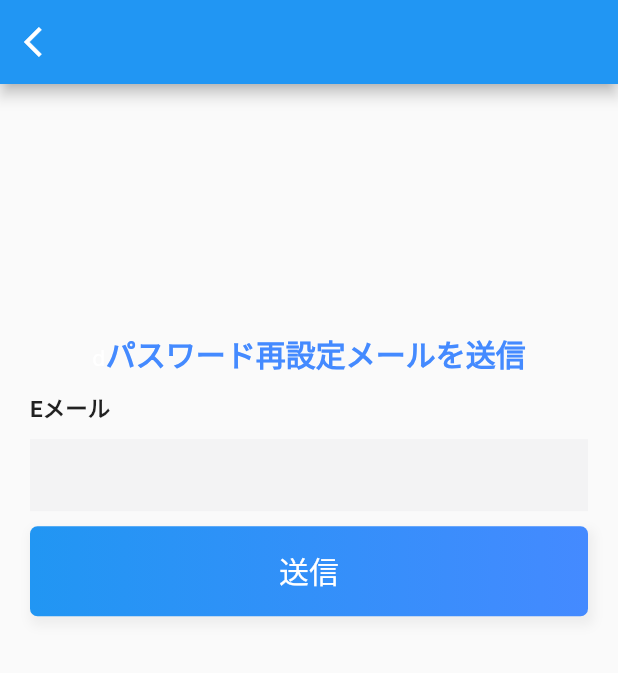
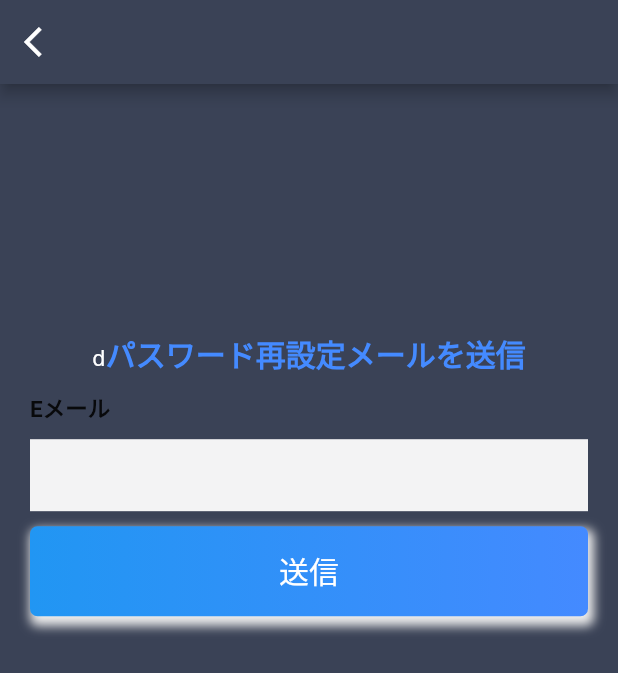
Before and after one commit to hqmutaro/Nocia, a Flutter app: the ResetPasswordPage screen opened directly, on a phone screen of 412 x 824 dp. Shown: the top 673 px of the screen. Run offline on Flutter 3.47's test engine with Material 2 defaults, Android fonts, the phone set to English and light mode, and no system bars; our stand-ins replace cloud_firestore, firebase_auth, firebase_core, flutter_signin_button, fluttertoast, freezed_annotation and 4 more; missing offline and left inert: flutter_inappwebview, flutter_state_notifier, match, webfeed; accounts and stored records are empty.

Commit message:
add color theme

```diff
--- a/lib/presentation/app.dart
+++ b/lib/presentation/app.dart
@@ -1,6 +1,7 @@
 import 'package:flutter/material.dart';
 
 import 'package:nocia/presentation/auth/auth_check.dart';
+import 'package:nocia/presentation/nocia_theme.dart';
 
 class App extends StatelessWidget {
   const App();
@@ -9,7 +10,8 @@ class App extends StatelessWidget {
   Widget build(BuildContext context) {
     return MaterialApp(
         debugShowCheckedModeBanner: false,
-        home: AuthCheck()
+        home: AuthCheck(),
+        theme: nociaTheme(),
     );
   }
 }
--- /dev/null
+++ b/lib/presentation/nocia_theme.dart
@@ -0,0 +1,17 @@
+import 'package:flutter/material.dart';
+
+ThemeData nociaTheme() =>
+    ThemeData(
+      scaffoldBackgroundColor: themeColor,
+      cardColor: themeAccentColor,
+      appBarTheme: AppBarTheme(
+        color: themeColor
+      ),
+      textTheme: TextTheme(
+        subtitle1: TextStyle(color: Colors.white),
+        caption: TextStyle(color: Colors.white)
+      )
+    );
+
+Color get themeAccentColor => Color.fromRGBO(64, 75, 96, .9);
+Color get themeColor => Color.fromRGBO(58, 66, 86, 1.0);
```
Also changed, not shown: lib/presentation/news/widgets/news_card.dart (+6 -2 lines), 2 other files.
